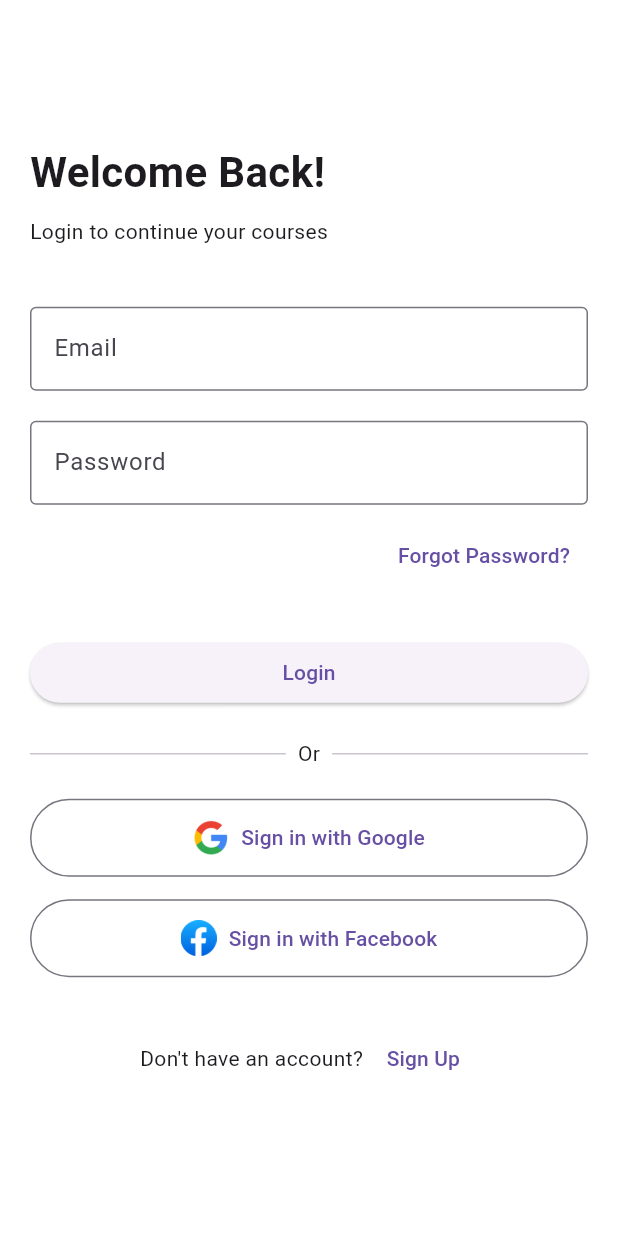
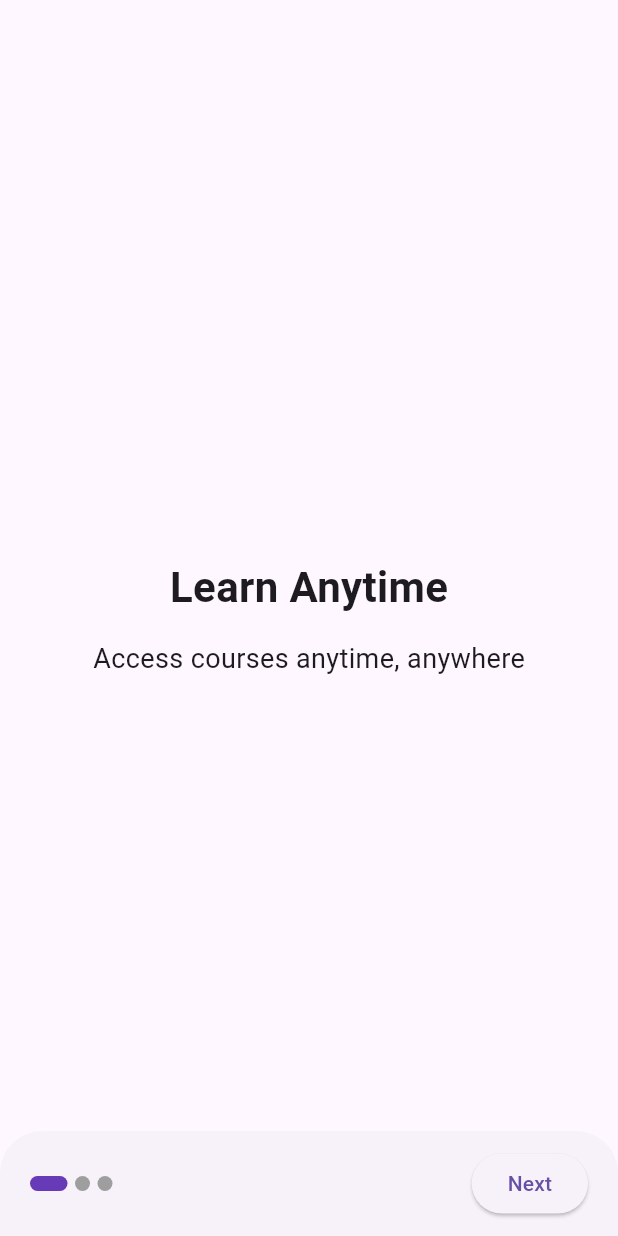
Before and after one commit to JhalakChitra/LearningManagmentSystem, a Flutter app: the screen it shows after launch, on a phone screen of 412 x 824 dp. Run offline on Flutter 3.47's test engine with Material 3 defaults, Android fonts, the phone set to English and light mode, and no system bars.

Commit message:
Updated project files

```diff
--- a/lib/screens/auth/login.dart
+++ b/lib/screens/auth/login.dart
@@ -1,7 +1,7 @@
 import 'package:flutter/material.dart';
 import 'forgotpassword.dart';
-import 'package:pathshala/screens/dashboard/dashboard.dart';
 import 'signup.dart';
+import 'package:pathshala/screens/home/homescreen.dart';
 
 class LoginScreen extends StatefulWidget {
   const LoginScreen({super.key});
@@ -82,7 +82,7 @@ class _LoginScreenState extends State<LoginScreen> {
                       Navigator.push(
                         context,
                         MaterialPageRoute(
-                          builder: (_) => const DashboardScreen(),
+                          builder: (_) => const HomeScreen(),
                         ),
                       );
                     },
--- /dev/null
+++ b/lib/screens/onboarding/onboardingscreen.dart
@@ -0,0 +1,103 @@
+import 'package:flutter/material.dart';
+import '../auth/login.dart';
+
+
+class OnboardingScreen extends StatefulWidget {
+  const OnboardingScreen({super.key});
+
+  @override
+  State<OnboardingScreen> createState() => _OnboardingScreenState();
+}
+
+class _OnboardingScreenState extends State<OnboardingScreen> {
+  PageController pageController = PageController();
+  int pageIndex = 0;
+
+  List<Map<String, String>> onboardingData = [
+    {
+      "title": "Learn Anytime",
+      "subtitle": "Access courses anytime, anywhere",
+    },
+    {
+      "title": "Track Progress",
+      "subtitle": "Check your reports & results easily",
+    },
+    {
+      "title": "Interactive Courses",
+      "subtitle": "Best quality learning content",
+    },
+  ];
+
+  @override
+  Widget build(BuildContext context) {
+    return Scaffold(
+      body: PageView.builder(
+        controller: pageController,
+        onPageChanged: (value) {
+          setState(() {
+            pageIndex = value;
+          });
+        },
+        itemCount: onboardingData.length,
+        itemBuilder: (context, index) => Column(
+          mainAxisAlignment: MainAxisAlignment.center,
+          children: [
+            Text(
+              onboardingData[index]["title"]!,
+              style: const TextStyle(fontSize: 28, fontWeight: FontWeight.bold),
+            ),
+            const SizedBox(height: 15),
+            Text(
+              onboardingData[index]["subtitle"]!,
+              style: const TextStyle(fontSize: 18),
+            ),
+          ],
+        ),
+      ),
+
+      bottomSheet: Container(
+        height: 70,
+        padding: const EdgeInsets.symmetric(horizontal: 20),
+        child: Row(
+          mainAxisAlignment: MainAxisAlignment.spaceBetween,
+          children: [
+            // Dots
+            Row(
+              children: List.generate(
+                onboardingData.length,
+                    (index) => Container(
+                  margin: const EdgeInsets.only(right: 5),
+                  height: 10,
+                  width: pageIndex == index ? 25 : 10,
+                  decoration: BoxDecoration(
+                    color: pageIndex == index ? Colors.deepPurple : Colors.grey,
+                    borderRadius: BorderRadius.circular(20),
+                  ),
+                ),
+              ),
+            ),
+
+            // Next Or Get Started
+            ElevatedButton(
+              onPressed: () {
+                if (pageIndex == onboardingData.length - 1) {
+                  Navigator.pushReplacement(
+                    context,
+                    MaterialPageRoute(builder: (context) => const LoginScreen()),
+                  );
+                } else {
+                  pageController.nextPage(
+                    duration: const Duration(milliseconds: 300),
+                    curve: Curves.ease,
+                  );
+                }
+              },
+              child: Text(
+                  pageIndex == onboardingData.length - 1 ? "Get Started" : "Next"),
+            ),
+          ],
+        ),
+      ),
+    );
+  }
+}
--- a/lib/screens/splashscreen.dart
+++ b/lib/screens/splashscreen.dart
@@ -1,5 +1,6 @@
 import 'package:flutter/material.dart';
 import 'package:pathshala/screens/auth/login.dart';
+import 'onboarding/onboardingscreen.dart';
 
 
 
@@ -18,7 +19,7 @@ class _SplashScreenState extends State<SplashScreen> {
     Future.delayed(const Duration(seconds: 3), () {
       Navigator.pushReplacement(
         context,
-        MaterialPageRoute(builder: (context) => const LoginScreen()),
+        MaterialPageRoute(builder: (context) => const OnboardingScreen()),
       );
     });
   }
@@ -29,7 +30,7 @@ class _SplashScreenState extends State<SplashScreen> {
       backgroundColor: Colors.deepPurple,
       body: Center(
         child: Text(
-          "Pathshala App",
+          "apni Pathshala",
           style: TextStyle(color: Colors.white, fontSize: 30),
         ),
       ),
```
Also changed, not shown: lib/screens/dashboard/dashboard.dart (deleted, +0 -91 lines), lib/screens/home/homescreen.dart (added, +186 -0 lines).
